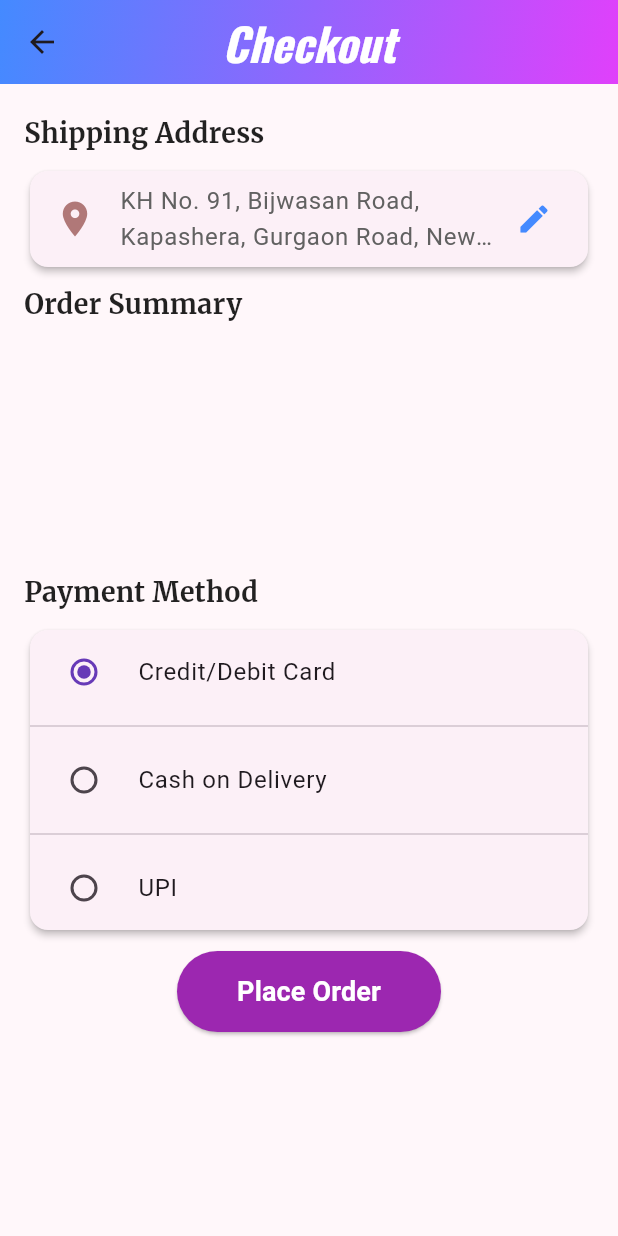
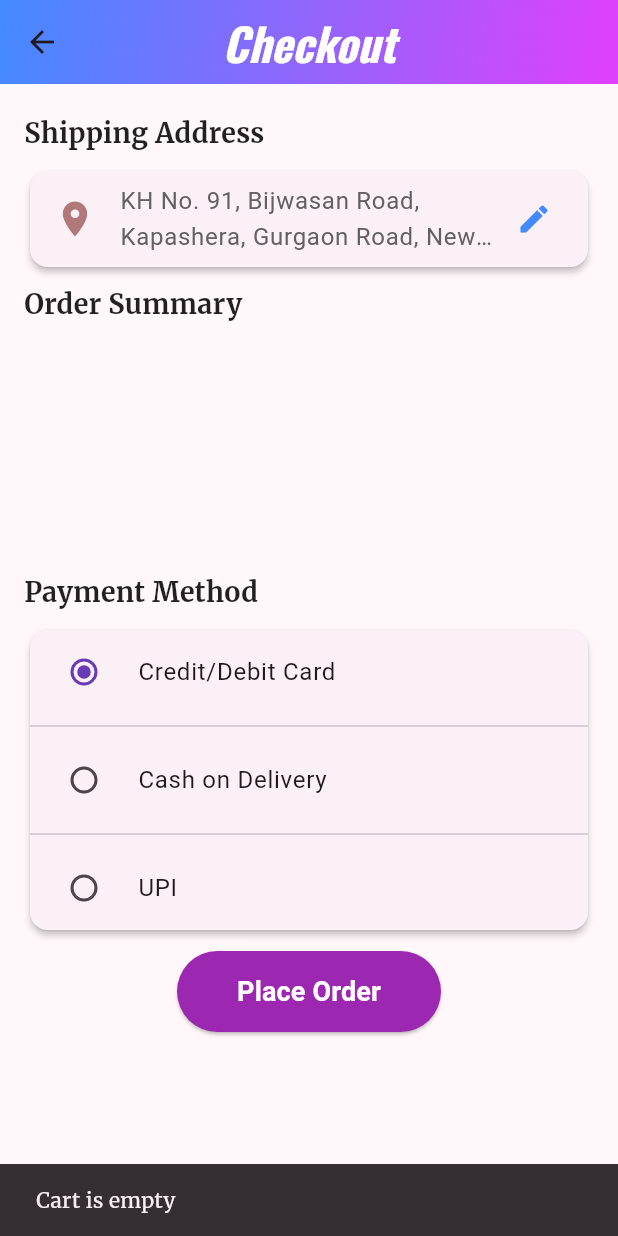
Before and after one commit to rhtmahour/go90Stores, a Flutter app: the ProceedToCheckout screen opened directly, after a tap on "Place Order", on a phone screen of 412 x 824 dp. Run offline on Flutter 3.47's test engine with Material 3 defaults, Android fonts, the phone set to English and light mode, and no system bars; our stand-ins replace badges, carousel_slider, cloud_firestore, csv, dio, dots_indicator and 10 more; missing offline and left inert: flutter_stripe; accounts and stored records are empty; network calls fail.

Commit message:
code on date 25-04-2025

```diff
--- a/lib/main.dart
+++ b/lib/main.dart
@@ -38,6 +38,7 @@ Future<void> _setup() async {
   if (!kIsWeb) {
     Stripe.publishableKey =
         stripePublishableKey; // Flutter Stripe not fully supported on Web
+    //await Stripe.instance.applySettings(); // ✅ Required for consistent behavior
   }
 }
 
--- a/lib/proceedtocheckout.dart
+++ b/lib/proceedtocheckout.dart
@@ -173,18 +173,36 @@ class ProceedToCheckout extends StatelessWidget {
           ),
         ),
         onPressed: () async {
-          if (cartProvider.cartItems.isEmpty) return;
+          if (cartProvider.cartItems.isEmpty) {
+            ScaffoldMessenger.of(context).showSnackBar(
+              const SnackBar(content: Text("Cart is empty")),
+            );
+            return;
+          }
 
-          final total = cartProvider.getTotalPrice();
-          final paymentSuccess =
-              await StripeService.instance.makePayment(total);
+          try {
+            final total = cartProvider.getTotalPrice();
+            final paymentSuccess =
+                await StripeService.instance.makePayment(total);
 
-          if (paymentSuccess) {
+            if (!paymentSuccess) {
+              ScaffoldMessenger.of(context).showSnackBar(
+                const SnackBar(content: Text("Payment failed. Try again.")),
+              );
+              return;
+            }
+
             final user = FirebaseAuth.instance.currentUser;
+            if (user == null) {
+              ScaffoldMessenger.of(context).showSnackBar(
+                const SnackBar(content: Text("User not logged in")),
+              );
+              return;
+            }
+
             final orderId = DateTime.now().millisecondsSinceEpoch.toString();
-
             final orderData = {
-              'userId': user?.uid,
+              'userId': user.uid,
               'orderId': orderId,
               'products': cartProvider.cartItems,
               'totalAmount': total,
@@ -196,16 +214,16 @@ class ProceedToCheckout extends StatelessWidget {
                 .collection('orders')
                 .doc(orderId)
                 .set(orderData);
-
             cartProvider.clearCart();
 
             Navigator.pushReplacement(
               context,
               MaterialPageRoute(builder: (_) => const Orderpage()),
             );
-          } else {
+          } catch (e) {
+            print("Checkout Error: $e");
             ScaffoldMessenger.of(context).showSnackBar(
-              const SnackBar(content: Text("Payment failed. Try again.")),
+              SnackBar(content: Text("Something went wrong: ${e.toString()}")),
             );
           }
         },
```
Also changed, not shown: lib/services/stripe_service.dart (+16 -11 lines), 4 other files.
